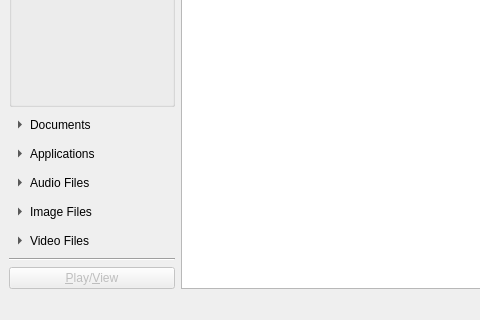
First picture: the form in qfind/main.ui, repository QtPlay/coastal-qt, before the edit; both pictures show x 0 to 480 and y 341 to 661 of the 877 by 661 pixel window.
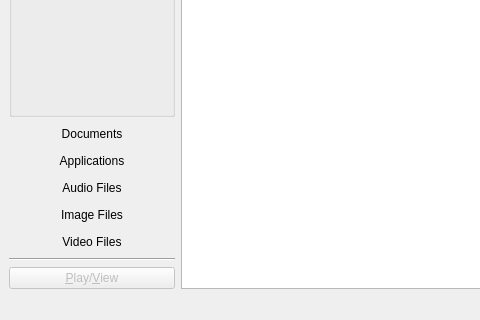
Second picture: the form after the edit.

```diff
--- a/qfind/main.ui
+++ b/qfind/main.ui
@@ -200,7 +200,7 @@
            <bool>true</bool>
           </property>
           <property name="arrowType">
-           <enum>Qt::RightArrow</enum>
+           <enum>Qt::NoArrow</enum>
           </property>
          </widget>
         </item>
@@ -228,7 +228,7 @@
            <bool>true</bool>
           </property>
           <property name="arrowType">
-           <enum>Qt::RightArrow</enum>
+           <enum>Qt::NoArrow</enum>
           </property>
          </widget>
         </item>
@@ -253,7 +253,7 @@
            <bool>true</bool>
           </property>
           <property name="arrowType">
-           <enum>Qt::RightArrow</enum>
+           <enum>Qt::NoArrow</enum>
           </property>
          </widget>
         </item>
@@ -278,7 +278,7 @@
            <bool>true</bool>
           </property>
           <property name="arrowType">
-           <enum>Qt::RightArrow</enum>
+           <enum>Qt::NoArrow</enum>
           </property>
          </widget>
         </item>
@@ -303,7 +303,7 @@
            <bool>true</bool>
           </property>
           <property name="arrowType">
-           <enum>Qt::RightArrow</enum>
+           <enum>Qt::NoArrow</enum>
           </property>
          </widget>
         </item>
```
Left out of the diff: 19 changed lines with no effect on the pictures.
